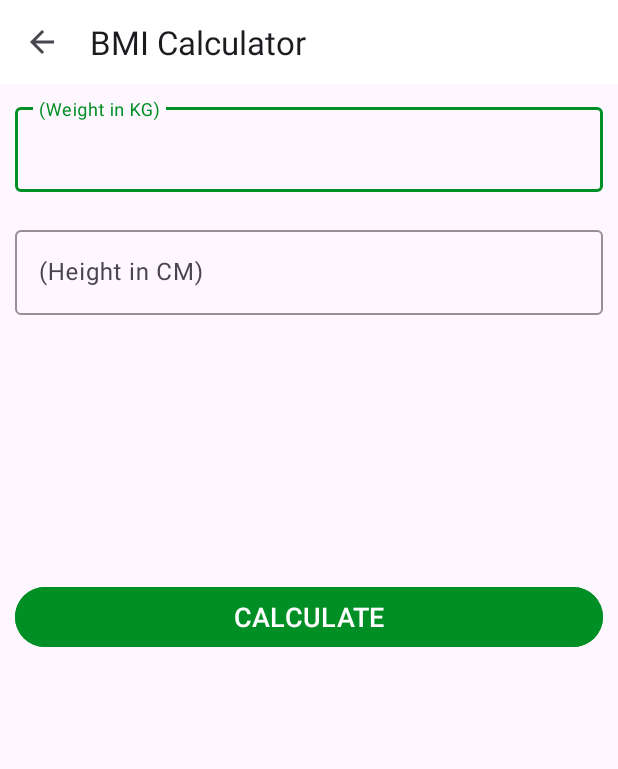
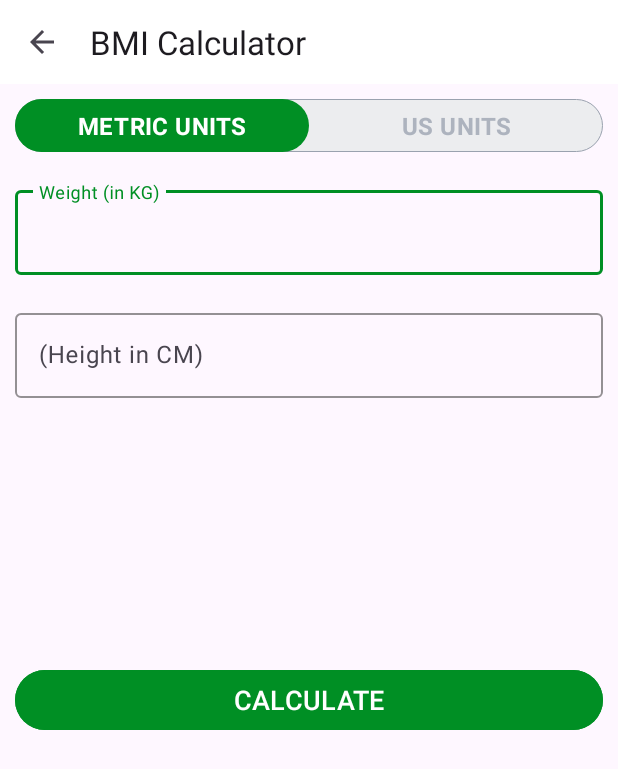
Before and after one commit to bhrigutayal/WorkoutApp, an Android app: the BMIActivity screen opened directly, with no data from a screen before it, on a phone screen of 412 x 824 dp. Shown: the top 769 px of the screen. Run offline under Robolectric (Android 15) with nearby library versions, the phone set to English and light mode, and no system bars; 1 statement that could not run was skipped.

Commit message:
Added Us units system in bmi calculator

```diff
--- a/app/src/main/java/com/example/workoutapp/BMIActivity.kt
+++ b/app/src/main/java/com/example/workoutapp/BMIActivity.kt
@@ -15,6 +15,12 @@ import java.math.BigDecimal
 import java.math.RoundingMode
 
 class BMIActivity : AppCompatActivity() {
+
+    companion object {
+        private const val METRIC_UNITS_VIEW = "METRIC_UNIT_VIEW"
+        private const val US_UNITS_VIEW = "US_UNIT_VIEW"
+    }
+    private var currentVisibleView : String = METRIC_UNITS_VIEW
 
     private var binding: ActivityBmiBinding? = null
     override fun onCreate(savedInstanceState: Bundle?) {
@@ -37,7 +43,6 @@ class BMIActivity : AppCompatActivity() {
             if(validateMetricUnit()){
                 val heightValue : Float = binding?.etMetricUnitHeight?.text.toString().toFloat()
                 val weightValue : Float = binding?.etMetricUnitWeight?.text.toString().toFloat()
-
                 val bmi = weightValue / (heightValue * heightValue)
                 displayBMIResult(bmi)
 
@@ -48,11 +53,48 @@ class BMIActivity : AppCompatActivity() {
         binding?.toolbarBmiActivity?.setNavigationOnClickListener {
             callback.handleOnBackPressed()
         }
+        makeVisibleMetricUnits()
+        binding?.rgUnits?.setOnCheckedChangeListener { group, checkedId: Int ->
+            if(checkedId == R.id.rbMetricUnits){
+                makeVisibleMetricUnits()
+            }else{
+                makeVisibleUsUnits()
+            }
+        }
         ViewCompat.setOnApplyWindowInsetsListener(findViewById(R.id.main)) { v, insets ->
             val systemBars = insets.getInsets(WindowInsetsCompat.Type.systemBars())
             v.setPadding(systemBars.left, systemBars.top, systemBars.right, systemBars.bottom)
             insets
         }
+    }
+    private fun makeVisibleMetricUnits(){
+        currentVisibleView = METRIC_UNITS_VIEW
+        binding?.tilMetricUnitWeight?.visibility = View.VISIBLE
+        binding?.tilMetricUnitHeight?.visibility = View.VISIBLE
+
+        binding?.tilMetricUnitWeight?.hint = "Weight (in KG)"
+        binding?.tilMetricUsUnitHeightFeet?.visibility = View.INVISIBLE
+        binding?.tilMetricUsUnitHeightInch?.visibility = View.INVISIBLE
+
+        binding?.etMetricUnitHeight?.text!!.clear()
+        binding?.etMetricUnitWeight?.text!!.clear()
+        binding?.llDisplayBMIResult?.visibility = View.INVISIBLE
+
+    }
+    private fun makeVisibleUsUnits(){
+        currentVisibleView = METRIC_UNITS_VIEW
+        binding?.tilMetricUnitWeight?.visibility = View.INVISIBLE
+        binding?.tilMetricUnitHeight?.visibility = View.INVISIBLE
+
+        binding?.tilMetricUnitWeight?.hint = "Weight (in lbs)"
+        binding?.tilMetricUsUnitHeightFeet?.visibility = View.VISIBLE
+        binding?.tilMetricUsUnitHeightInch?.visibility = View.VISIBLE
+
+        binding?.etMetricUnitHeight?.text!!.clear()
+        binding?.etUsMetricUnitHeightFeet?.text!!.clear()
+        binding?.etUsMetricUnitHeightInch?.text!!.clear()
+        binding?.llDisplayBMIResult?.visibility = View.INVISIBLE
+
     }
     private fun displayBMIResult(bmi : Float){
 
--- /dev/null
+++ b/app/src/main/res/drawable/drawable_radio_group_tab_background.xml
@@ -0,0 +1,12 @@
+<?xml version="1.0" encoding="utf-8"?>
+<shape xmlns:android="http://schemas.android.com/apk/res/android"
+    android:shape="rectangle">
+
+    <solid android:color="#ECEDEF"/>
+    <stroke
+        android:width="0.5dp"
+        android:color="#9AA2AF"/>
+
+    <corners android:radius="30dp"/>
+
+</shape>
--- /dev/null
+++ b/app/src/main/res/drawable/drawable_units_tab_selector.xml
@@ -0,0 +1,13 @@
+<?xml version="1.0" encoding="utf-8"?>
+<!--START-->
+<selector xmlns:android="http://schemas.android.com/apk/res/android">
+    <item android:state_checked="true">
+        <shape android:shape="rectangle">
+
+            <solid android:color="@color/colorAccent" />
+
+            <corners android:radius="30dp" />
+        </shape>
+    </item>
+</selector>
+    <!--END-->
--- /dev/null
+++ b/app/src/main/res/drawable/drawable_units_tab_text_color_selector.xml
@@ -0,0 +1,7 @@
+<?xml version="1.0" encoding="utf-8"?>
+<selector xmlns:android="http://schemas.android.com/apk/res/android"
+    android:shape="rectangle">
+    <item android:color = "#FFFFFF" android:state_checked = "true"/>
+    <item android:color = "#ADB3BE" android:state_checked="false"/>
+
+</selector>
--- a/app/src/main/res/layout/activity_bmi.xml
+++ b/app/src/main/res/layout/activity_bmi.xml
@@ -12,12 +12,49 @@
         android:layout_width="match_parent"
         android:layout_height="?android:attr/actionBarSize"
         android:background="@color/white"/>
+    <RadioGroup
+        android:layout_width="match_parent"
+        android:layout_height="wrap_content"
+        android:id="@+id/rgUnits"
+        android:layout_below="@id/toolbar_bmi_activity"
+        android:layout_margin="10dp"
+        android:background="@drawable/drawable_radio_group_tab_background"
+        android:orientation="horizontal">
+
+        <RadioButton
+            android:id="@+id/rbMetricUnits"
+            android:layout_width="0dp"
+            android:layout_height="35dp"
+            android:layout_weight="0.50"
+            android:background="@drawable/drawable_units_tab_selector"
+            android:button="@null"
+            android:checked="true"
+            android:gravity="center"
+            android:text="METRIC UNITS"
+            android:textColor="@drawable/drawable_units_tab_text_color_selector"
+            android:textSize="16sp"
+            android:textStyle="bold"/>
+        <RadioButton
+            android:id="@+id/rbUsUnits"
+            android:layout_width="0dp"
+            android:layout_height="35dp"
+            android:layout_weight="0.50"
+            android:background="@drawable/drawable_units_tab_selector"
+            android:button="@null"
+            android:checked="false"
+            android:gravity="center"
+            android:text="US UNITS"
+            android:textColor="@drawable/drawable_units_tab_text_color_selector"
+            android:textSize="16sp"
+            android:textStyle="bold"/>
+
+    </RadioGroup>
 
     <com.google.android.material.textfield.TextInputLayout
         android:id="@+id/tilMetricUnitWeight"
         android:layout_width="match_parent"
         android:layout_height="wrap_content"
-        android:layout_below="@id/toolbar_bmi_activity"
+        android:layout_below="@id/rgUnits"
         android:layout_margin="10dp"
         app:boxStrokeColor="@color/colorAccent"
         app:hintTextColor="@color/colorAccent"
@@ -38,15 +75,71 @@
         android:layout_below="@id/tilMetricUnitWeight"
         app:boxStrokeColor="@color/colorAccent"
         app:hintTextColor="@color/colorAccent"
+        tools:visibility="invisible"
         style="@style/Widget.Material3.TextInputLayout.OutlinedBox">
         <androidx.appcompat.widget.AppCompatEditText
             android:id="@+id/etMetricUnitHeight"
             android:layout_width="match_parent"
             android:layout_height="wrap_content"
             android:hint="(Height in CM)"
+
             android:inputType="numberDecimal"
             android:textSize="16sp"/>
     </com.google.android.material.textfield.TextInputLayout>
+    <com.google.android.material.textfield.TextInputLayout
+        android:layout_below="@id/tilMetricUnitWeight"
+        android:id="@+id/tilMetricUsUnitHeightFeet"
+        app:boxStrokeColor="@color/colorAccent"
+        app:hintTextColor="@color/colorAccent"
+        style="@style/Widget.MaterialComponents.TextInputLayout.OutlinedBox"
+        android:layout_width="wrap_content"
+        android:layout_marginTop="10dp"
+        android:layout_alignParentStart="true"
+        android:visibility="gone"
+        tools:visibility="visible"
+        android:layout_toStartOf="@id/view"
+        android:layout_margin="10dp"
+        android:layout_height="wrap_content">
+
+        <androidx.appcompat.widget.AppCompatEditText
+            android:id="@+id/etUsMetricUnitHeightFeet"
+            android:layout_width="match_parent"
+            android:layout_height="wrap_content"
+            android:hint="Feet"
+            android:inputType="numberDecimal"
+            android:textSize="16sp" />
+    </com.google.android.material.textfield.TextInputLayout>
+    <View
+        android:id="@+id/view"
+        android:layout_width="0dp"
+        android:layout_height="1dp"
+        android:layout_below="@+id/tilMetricUnitWeight"
+        android:layout_centerHorizontal="true" />
+
+    <com.google.android.material.textfield.TextInputLayout
+        android:layout_below="@id/tilMetricUnitWeight"
+        android:id="@+id/tilMetricUsUnitHeightInch"
+        app:boxStrokeColor="@color/colorAccent"
+        app:hintTextColor="@color/colorAccent"
+        android:layout_alignParentEnd="true"
+        android:layout_toEndOf="@id/view"
+        android:visibility="gone"
+        tools:visibility="visible"
+        style="@style/Widget.MaterialComponents.TextInputLayout.OutlinedBox"
+        android:layout_width="wrap_content"
+        android:layout_marginTop="10dp"
+        android:layout_margin="10dp"
+        android:layout_height="wrap_content">
+
+        <androidx.appcompat.widget.AppCompatEditText
+            android:id="@+id/etUsMetricUnitHeightInch"
+            android:layout_width="match_parent"
+            android:layout_height="wrap_content"
+            android:hint="Inch"
+            android:inputType="numberDecimal"
+            android:textSize="16sp" />
+    </com.google.android.material.textfield.TextInputLayout>
+
 
     <LinearLayout
         android:padding="10dp"
```
